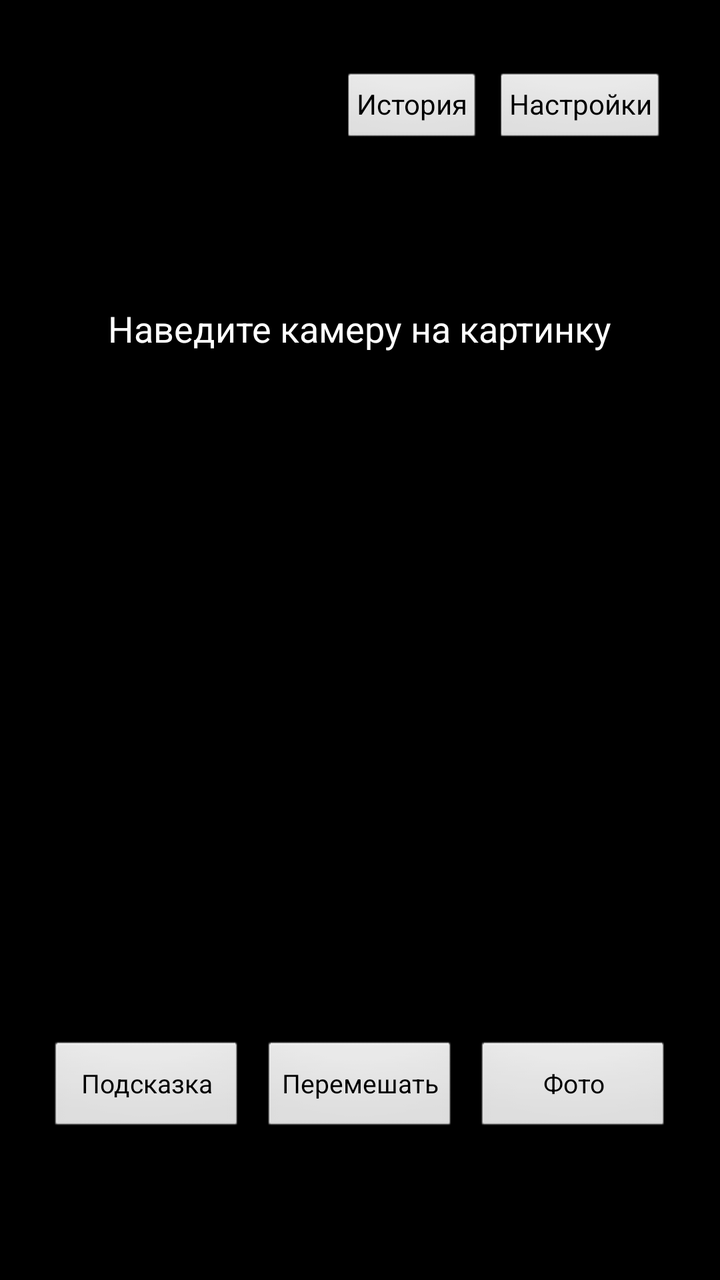
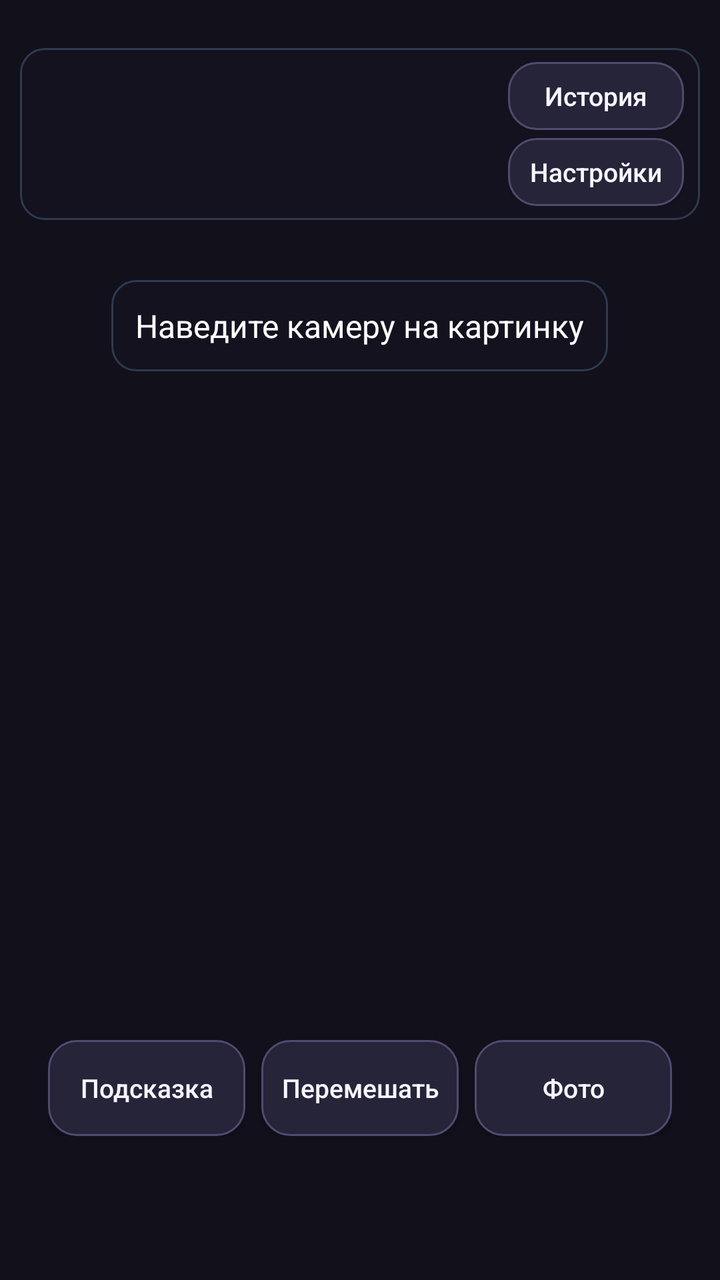

Screens rendered from an Android XML layout before and after an edit, with the pre-edit source and the edit as a unified diff.
<!-- AndroidManifest.xml: application theme AppTheme -->
<!-- res/layout/activity_ar.xml -->
<?xml version="1.0" encoding="utf-8"?>
<RelativeLayout xmlns:android="http://schemas.android.com/apk/res/android"
    android:layout_width="match_parent"
    android:layout_height="match_parent">

    <FrameLayout
        android:id="@+id/preview"
        android:layout_width="match_parent"
        android:layout_height="match_parent" />

    
    <LinearLayout
        android:layout_width="match_parent"
        android:layout_height="wrap_content"
        android:layout_alignParentTop="true"
        android:layout_marginTop="24dp"
        android:background="#80000000"
        android:orientation="horizontal"
        android:paddingStart="28dp"
        android:paddingTop="12dp"
        android:paddingEnd="28dp"
        android:paddingBottom="12dp">

        <TextView
            android:id="@+id/hud_time"
            android:layout_width="0dp"
            android:layout_height="wrap_content"
            android:layout_weight="1"
            android:textColor="#FFFFFF"
            android:textSize="20sp" />

        <TextView
            android:id="@+id/hud_moves"
            android:layout_width="wrap_content"
            android:layout_height="wrap_content"
            android:textColor="#FFFFFF"
            android:textSize="20sp" />

        
        <Button
            android:id="@+id/button_history"
            style="?android:attr/buttonStyleSmall"
            android:layout_width="wrap_content"
            android:layout_height="wrap_content"
            android:layout_marginStart="12dp"
            android:onClick="onHistoryClick"
            android:text="@string/button_history" />

        <Button
            android:id="@+id/button_settings"
            style="?android:attr/buttonStyleSmall"
            android:layout_width="wrap_content"
            android:layout_height="wrap_content"
            android:layout_marginStart="8dp"
            android:onClick="onSettingsClick"
            android:text="@string/button_settings" />
    </LinearLayout>

    
    <TextView
        android:id="@+id/hud_find"
        android:layout_width="wrap_content"
        android:layout_height="wrap_content"
        android:layout_centerHorizontal="true"
        android:layout_marginTop="140dp"
        android:background="#80000000"
        android:padding="12dp"
        android:text="@string/hud_find"
        android:textColor="#FFFFFF"
        android:textSize="18sp" />

    
    <LinearLayout
        android:layout_width="match_parent"
        android:layout_height="wrap_content"
        android:layout_alignParentBottom="true"
        android:layout_marginBottom="72dp"
        android:baselineAligned="false"
        android:gravity="center"
        android:orientation="horizontal"
        android:paddingStart="24dp"
        android:paddingEnd="24dp">

        <Button
            android:id="@+id/button_hint"
            android:layout_width="0dp"
            android:layout_height="48dp"
            android:layout_weight="1"
            android:maxLines="1"
            android:minWidth="0dp"
            android:paddingStart="4dp"
            android:paddingEnd="4dp"
            android:text="@string/button_hint"
            android:textSize="13sp" />

        <Button
            android:id="@+id/button_shuffle"
            android:layout_width="0dp"
            android:layout_height="48dp"
            android:layout_weight="1"
            android:layout_marginStart="8dp"
            android:maxLines="1"
            android:minWidth="0dp"
            android:paddingStart="4dp"
            android:paddingEnd="4dp"
            android:text="@string/button_shuffle"
            android:textSize="13sp" />

        <Button
            android:id="@+id/button_photo"
            android:layout_width="0dp"
            android:layout_height="48dp"
            android:layout_weight="1"
            android:layout_marginStart="8dp"
            android:onClick="onPhotoClick"
            android:maxLines="1"
            android:minWidth="0dp"
            android:paddingStart="4dp"
            android:paddingEnd="4dp"
            android:text="@string/button_photo"
            android:textSize="13sp" />
    </LinearLayout>

    
    <LinearLayout
        android:id="@+id/result_panel"
        android:layout_width="wrap_content"
        android:layout_height="wrap_content"
        android:layout_alignParentTop="true"
        android:layout_centerHorizontal="true"
        android:layout_marginTop="96dp"
        android:background="#B3000000"
        android:clickable="true"
        android:gravity="center_horizontal"
        android:orientation="vertical"
        android:paddingStart="20dp"
        android:paddingTop="10dp"
        android:paddingEnd="20dp"
        android:paddingBottom="10dp"
        android:visibility="gone">

        <TextView
            android:layout_width="wrap_content"
            android:layout_height="wrap_content"
            android:text="@string/result_title"
            android:textColor="#FFFFFF"
            android:textSize="22sp" />

        <TextView
            android:id="@+id/result_stats"
            android:layout_width="wrap_content"
            android:layout_height="wrap_content"
            android:layout_marginTop="4dp"
            android:gravity="center"
            android:textColor="#FFFFFF"
            android:textSize="16sp" />

        <Button
            android:id="@+id/button_again"
            style="?android:attr/buttonStyleSmall"
            android:layout_width="wrap_content"
            android:layout_height="wrap_content"
            android:layout_marginTop="8dp"
            android:text="@string/button_again" />
    </LinearLayout>
</RelativeLayout>
<!-- resources referenced by this layout -->
<resources>
  <string name="button_again">Играть ещё</string>
  <string name="button_hint">Подсказка</string>
  <string name="button_history">История</string>
  <string name="button_photo">Фото</string>
  <string name="button_settings">Настройки</string>
  <string name="button_shuffle">Перемешать</string>
  <string name="hud_find">Наведите камеру на картинку</string>
  <string name="result_title">Пазл собран!</string>
  <style name="AppTheme" parent="android:Theme.NoTitleBar.Fullscreen">
          <item name="android:windowNoTitle">true</item>
          <item name="android:windowFullscreen">true</item>
          <item name="android:windowContentOverlay">@null</item>
      </style>
</resources>

<!-- the commit's change to res/layout/activity_ar.xml (unified diff, before → after) -->
@@ -13,63 +13,77 @@
         android:layout_width="match_parent"
         android:layout_height="wrap_content"
         android:layout_alignParentTop="true"
+        android:layout_marginStart="10dp"
         android:layout_marginTop="24dp"
-        android:background="#80000000"
+        android:layout_marginEnd="10dp"
+        android:background="@drawable/bg_hud_panel"
+        android:gravity="center_vertical"
         android:orientation="horizontal"
-        android:paddingStart="28dp"
-        android:paddingTop="12dp"
-        android:paddingEnd="28dp"
-        android:paddingBottom="12dp">
+        android:paddingStart="12dp"
+        android:paddingTop="7dp"
+        android:paddingEnd="8dp"
+        android:paddingBottom="7dp">
 
-        <TextView
-            android:id="@+id/hud_time"
+        <LinearLayout
             android:layout_width="0dp"
             android:layout_height="wrap_content"
             android:layout_weight="1"
-            android:textColor="#FFFFFF"
-            android:textSize="20sp" />
+            android:orientation="vertical">
 
-        <TextView
-            android:id="@+id/hud_moves"
+            <TextView
+                android:id="@+id/hud_moves"
+                android:layout_width="wrap_content"
+                android:layout_height="wrap_content"
+                android:textColor="@color/colorTextPrimary"
+                android:textSize="17sp"
+                android:textStyle="bold" />
+
+            <TextView
+                android:id="@+id/hud_time"
+                android:layout_width="wrap_content"
+                android:layout_height="wrap_content"
+                android:layout_marginTop="3dp"
+                android:textColor="@color/colorTextSecondary"
+                android:textSize="16sp" />
+        </LinearLayout>
+
+        <LinearLayout
             android:layout_width="wrap_content"
             android:layout_height="wrap_content"
-            android:textColor="#FFFFFF"
-            android:textSize="20sp" />
+            android:gravity="end"
+            android:orientation="vertical">
 
-        
-        <Button
-            android:id="@+id/button_history"
-            style="?android:attr/buttonStyleSmall"
-            android:layout_width="wrap_content"
-            android:layout_height="wrap_content"
-            android:layout_marginStart="12dp"
-            android:onClick="onHistoryClick"
-            android:text="@string/button_history" />
+            <Button
+                android:id="@+id/button_history"
+                style="@style/HudButton"
+                android:layout_width="wrap_content"
+                android:layout_height="34dp"
+                android:onClick="onHistoryClick"
+                android:text="@string/button_history" />
 
-        <Button
-            android:id="@+id/button_settings"
-            style="?android:attr/buttonStyleSmall"
-            android:layout_width="wrap_content"
-            android:layout_height="wrap_content"
-            android:layout_marginStart="8dp"
-            android:onClick="onSettingsClick"
-            android:text="@string/button_settings" />
+            <Button
+                android:id="@+id/button_settings"
+                style="@style/HudButton"
+                android:layout_width="wrap_content"
+                android:layout_height="34dp"
+                android:layout_marginTop="4dp"
+                android:onClick="onSettingsClick"
+                android:text="@string/button_settings" />
+        </LinearLayout>
     </LinearLayout>
 
-    
     <TextView
         android:id="@+id/hud_find"
         android:layout_width="wrap_content"
         android:layout_height="wrap_content"
         android:layout_centerHorizontal="true"
         android:layout_marginTop="140dp"
-        android:background="#80000000"
+        android:background="@drawable/bg_hud_panel"
         android:padding="12dp"
         android:text="@string/hud_find"
         android:textColor="#FFFFFF"
-        android:textSize="18sp" />
+        android:textSize="16sp" />
 
-    
     <LinearLayout
         android:layout_width="match_parent"
         android:layout_height="wrap_content"
@@ -121,22 +135,21 @@
             android:textSize="13sp" />
     </LinearLayout>
 
-    
     <LinearLayout
         android:id="@+id/result_panel"
         android:layout_width="wrap_content"
         android:layout_height="wrap_content"
         android:layout_alignParentTop="true"
         android:layout_centerHorizontal="true"
-        android:layout_marginTop="96dp"
-        android:background="#B3000000"
+        android:layout_marginTop="112dp"
+        android:background="@drawable/bg_hud_panel"
         android:clickable="true"
         android:gravity="center_horizontal"
         android:orientation="vertical"
         android:paddingStart="20dp"
-        android:paddingTop="10dp"
+        android:paddingTop="12dp"
         android:paddingEnd="20dp"
-        android:paddingBottom="10dp"
+        android:paddingBottom="12dp"
         android:visibility="gone">
 
         <TextView
@@ -157,9 +170,9 @@
 
         <Button
             android:id="@+id/button_again"
-            style="?android:attr/buttonStyleSmall"
+            style="@style/HudButton"
             android:layout_width="wrap_content"
-            android:layout_height="wrap_content"
+            android:layout_height="36dp"
             android:layout_marginTop="8dp"
             android:text="@string/button_again" />
     </LinearLayout>
<!-- resource entries referenced after the edit -->
@@ -1,5 +1,14 @@
 <!-- resources referenced by this layout -->
 <resources>
+  <color name="colorTextPrimary">#F7F5FF</color>
+  <color name="colorTextSecondary">#B9B4CE</color>
+  <!-- drawable bg_hud_panel (drawable) -->
+  <?xml version="1.0" encoding="utf-8"?>
+  <shape xmlns:android="http://schemas.android.com/apk/res/android" android:shape="rectangle">
+      <solid android:color="#C9151420" />
+      <corners android:radius="12dp" />
+      <stroke android:width="1dp" android:color="#665B7899" />
+  </shape>
   <string name="button_again">Играть ещё</string>
   <string name="button_hint">Подсказка</string>
   <string name="button_history">История</string>
@@ -8,10 +17,63 @@
   <string name="button_shuffle">Перемешать</string>
   <string name="hud_find">Наведите камеру на картинку</string>
   <string name="result_title">Пазл собран!</string>
-  <style name="AppTheme" parent="android:Theme.NoTitleBar.Fullscreen">
+  <style name="HudButton" parent="AppButton">
+          <item name="android:minHeight">34dp</item>
+          <item name="android:layout_height">34dp</item>
+          <item name="android:paddingStart">10dp</item>
+          <item name="android:paddingEnd">10dp</item>
+          <item name="android:textSize">13sp</item>
+          <item name="android:elevation">0dp</item>
+      </style>
+  <style name="AppTheme" parent="@android:style/Theme.Material.NoActionBar">
           <item name="android:windowNoTitle">true</item>
           <item name="android:windowFullscreen">true</item>
           <item name="android:windowContentOverlay">@null</item>
+          <item name="android:windowBackground">@color/colorBackground</item>
+          <item name="android:colorAccent">@color/colorAccent</item>
+          <item name="android:navigationBarColor">@color/colorBackground</item>
+          <item name="android:windowLightNavigationBar">false</item>
+          <item name="android:buttonStyle">@style/AppButton</item>
       </style>
+  <style name="AppButton" parent="@android:style/Widget.Material.Button">
+          <item name="android:background">@drawable/bg_button_secondary</item>
+          <item name="android:textColor">@color/colorTextPrimary</item>
+          <item name="android:textAllCaps">false</item>
+          <item name="android:textSize">14sp</item>
+          <item name="android:fontFamily">sans-serif-medium</item>
+          <item name="android:minHeight">48dp</item>
+          <item name="android:insetTop">0dp</item>
+          <item name="android:insetBottom">0dp</item>
+          <item name="android:paddingStart">20dp</item>
+          <item name="android:paddingEnd">20dp</item>
+          <item name="android:elevation">2dp</item>
+      </style>
+  <color name="colorBackground">#11101B</color>
+  <color name="colorAccent">#A99BFF</color>
+  <!-- drawable bg_button_secondary (drawable) -->
+  <?xml version="1.0" encoding="utf-8"?>
+  <selector xmlns:android="http://schemas.android.com/apk/res/android">
+      <item android:state_enabled="false">
+          <shape android:shape="rectangle">
+              <corners android:radius="14dp" />
+              <solid android:color="#242235" />
+              <stroke android:width="1dp" android:color="#38334D" />
+          </shape>
+      </item>
+      <item android:state_pressed="true">
+          <shape android:shape="rectangle">
+              <corners android:radius="14dp" />
+              <solid android:color="#39334F" />
+              <stroke android:width="1dp" android:color="#A99BFF" />
+          </shape>
+      </item>
+      <item>
+          <shape android:shape="rectangle">
+              <corners android:radius="14dp" />
+              <solid android:color="#262438" />
+              <stroke android:width="1dp" android:color="#514A70" />
+          </shape>
+      </item>
+  </selector>
 </resources>
 
